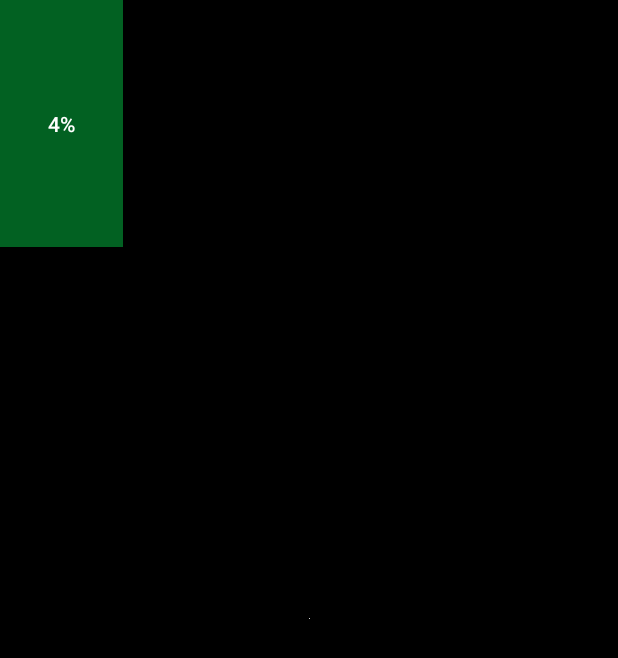
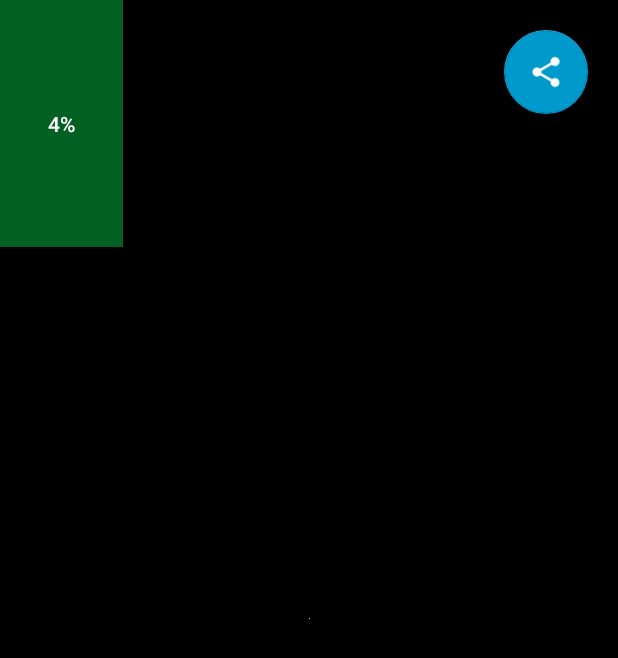
Before and after one commit to vlatko1988/photoGrid, an Android app: the Main3Activity screen opened directly, with no data from a screen before it, after a tap on an icon or button, on a phone screen of 412 x 824 dp. Shown: the top 658 px of the screen. Run offline under Robolectric (Android 15) with nearby library versions, the phone set to English and light mode, and no system bars; our stand-ins replace Picasso; 3 statements that could not run were skipped.

Commit message:
Resen Share sa pomeranjem

```diff
--- a/app/build.gradle
+++ b/app/build.gradle
@@ -26,6 +26,6 @@ dependencies {
     androidTestImplementation 'com.android.support.test:runner:1.0.1'
     androidTestImplementation 'com.android.support.test.espresso:espresso-core:3.0.1'
     implementation 'com.android.support:gridlayout-v7:26.1.0'
-    compile 'com.squareup.picasso:picasso:2.5.2'
-    compile 'com.android.support:design:26.1.0'
+    implementation 'com.squareup.picasso:picasso:2.5.2'
+    implementation 'com.android.support:design:26.1.0'
 }
--- a/app/src/main/java/com/example/vlatkopopovic/facebookphotochecker/Main3Activity.java
+++ b/app/src/main/java/com/example/vlatkopopovic/facebookphotochecker/Main3Activity.java
@@ -1,7 +1,6 @@
 package com.example.vlatkopopovic.facebookphotochecker;
 
 import android.content.Intent;
-import android.content.pm.ActivityInfo;
 import android.graphics.Color;
 import android.net.Uri;
 import android.os.Bundle;
@@ -10,10 +9,8 @@ import android.support.v4.content.ContextCompat;
 import android.support.v7.app.ActionBar;
 import android.support.v7.app.AppCompatActivity;
 import android.util.Log;
-import android.view.Surface;
 import android.view.View;
 import android.view.ViewGroup;
-import android.view.ViewTreeObserver;
 import android.view.Window;
 import android.view.WindowManager;
 import android.widget.Button;
@@ -22,17 +19,14 @@ import android.widget.RelativeLayout;
 
 import com.squareup.picasso.Picasso;
 
-
-import static com.example.vlatkopopovic.facebookphotochecker.ScaleToFitWidthHeightTransform.sirina;
-import static com.example.vlatkopopovic.facebookphotochecker.ScaleToFitWidthHeightTransform.visina;
-
 public class Main3Activity extends AppCompatActivity {
     boolean btn1,btn2,btn3,btn4,btn5,btn6,btn7,btn8,btn9,btn10,btn11,btn12,btn13,btn14,btn15,btn16,btn17,btn18,btn19,btn20,btn21,btn22,btn23,btn24,btn25;
     int btn_percent_1,btn_percent_2,btn_percent_3,btn_percent_4,btn_percent_5;
     Button button1,button2,button3,button4,button5,button6,button7,button8,button9,button10,button11,button12,button13,button14,button15,button16,button17,button18,button19,button20,button21,button22,button23,button24,button25;
-    private final int IMAGE_PICKER_REQUEST = 1;
+
     int finalHeight, finalWidth;
-    RelativeLayout relavtive;
+    Uri slika;
+
     ScaleToFitWidthHeightTransform sc;
     @Override
     protected void onCreate(Bundle savedInstanceState) {
@@ -48,7 +42,7 @@ public class Main3Activity extends AppCompatActivity {
         b = getIntent().getExtras();
         finalWidth = b.getInt("sirina");
         finalHeight = b.getInt("visina");
-        Uri slika = Uri.parse(b.getString("slika"));
+       slika = Uri.parse(b.getString("slika"));
 
         RelativeLayout relavtive = findViewById(R.id.layout2);
         ConstraintLayout cs = findViewById(R.id.cl);
@@ -66,7 +60,16 @@ public class Main3Activity extends AppCompatActivity {
                 .into(iv);
 
 
-
+        MovableFloatingActionButton mv = findViewById(R.id.fab);
+        mv.setOnClickListener(new View.OnClickListener() {
+            public void onClick(View v) {
+                Intent shareIntent = new Intent();
+                shareIntent.setAction(Intent.ACTION_SEND);
+                shareIntent.putExtra(Intent.EXTRA_STREAM, slika);
+                shareIntent.setType("image/jpeg");
+                startActivity(Intent.createChooser(shareIntent, getResources().getText(R.string.share)));
+            }
+        });
 
         ViewGroup.LayoutParams dimensions = relavtive.getLayoutParams();
 
@@ -128,11 +131,6 @@ public class Main3Activity extends AppCompatActivity {
 
 
 
-    private int getHeightOfView(View contentview) {
-        contentview.measure(View.MeasureSpec.UNSPECIFIED, View.MeasureSpec.UNSPECIFIED);
-        //contentview.getMeasuredWidth();
-        return contentview.getMeasuredHeight();
-    }
 
     @Override
     public void onBackPressed() {
@@ -152,11 +150,11 @@ finish();
                 //System.out.println(String.valueOf(btn1));
 
                 if (btn1){
-
                     button1.setBackgroundColor(Color.TRANSPARENT);
                     button1.setText("");
                     btn1 = false;
                     btn_percent_1 = 4;
+
 
                 }else{
 
--- a/app/src/main/java/com/example/vlatkopopovic/facebookphotochecker/ScaleToFitWidthHeightTransform.java
+++ b/app/src/main/java/com/example/vlatkopopovic/facebookphotochecker/ScaleToFitWidthHeightTransform.java
@@ -1,7 +1,7 @@
 package com.example.vlatkopopovic.facebookphotochecker;
 
 import android.graphics.Bitmap;
-import android.widget.Toast;
+
 
 import com.squareup.picasso.Transformation;
 
--- a/app/src/main/res/layout/activity_main.xml
+++ b/app/src/main/res/layout/activity_main.xml
@@ -7,6 +7,22 @@
     android:layout_height="match_parent"
     android:background="@android:color/black"
     tools:context="com.example.vlatkopopovic.facebookphotochecker.MainActivity">
+
+
+    <com.example.vlatkopopovic.facebookphotochecker.MovableFloatingActionButton
+        android:id="@+id/fab"
+        android:layout_width="wrap_content"
+        android:layout_height="wrap_content"
+        android:layout_gravity="top|end"
+        android:layout_margin="20dp"
+        android:layout_marginEnd="8dp"
+        android:layout_marginTop="8dp"
+        android:clickable="true"
+        android:src="@drawable/ic_action_share"
+        app:backgroundTint="@android:color/holo_blue_dark"
+        app:layout_constraintEnd_toEndOf="parent"
+        app:layout_constraintTop_toTopOf="parent" />
+
 
     <ImageView
         android:id="@+id/imageView"
--- a/build.gradle
+++ b/build.gradle
@@ -7,7 +7,7 @@ buildscript {
         jcenter()
     }
     dependencies {
-        classpath 'com.android.tools.build:gradle:3.0.1'
+        classpath 'com.android.tools.build:gradle:3.1.0'
 
 
         // NOTE: Do not place your application dependencies here; they belong
```
Also changed, not shown: app/src/main/AndroidManifest.xml (+7 -6 lines), app/src/main/java/com/example/vlatkopopovic/facebookphotochecker/Main2Activity.java (+8 -10 lines), app/src/main/java/com/example/vlatkopopovic/facebookphotochecker/MainActivity.java (+10 -0 lines), app/src/main/java/com/example/vlatkopopovic/facebookphotochecker/MovableFloatingActionButton.java (added, +96 -0 lines), app/src/main/res/drawable/ic_action_share.png (added), app/src/main/res/mipmap-xhdpi/ic_action_share.png (added), gradle/wrapper/gradle-wrapper.properties.
